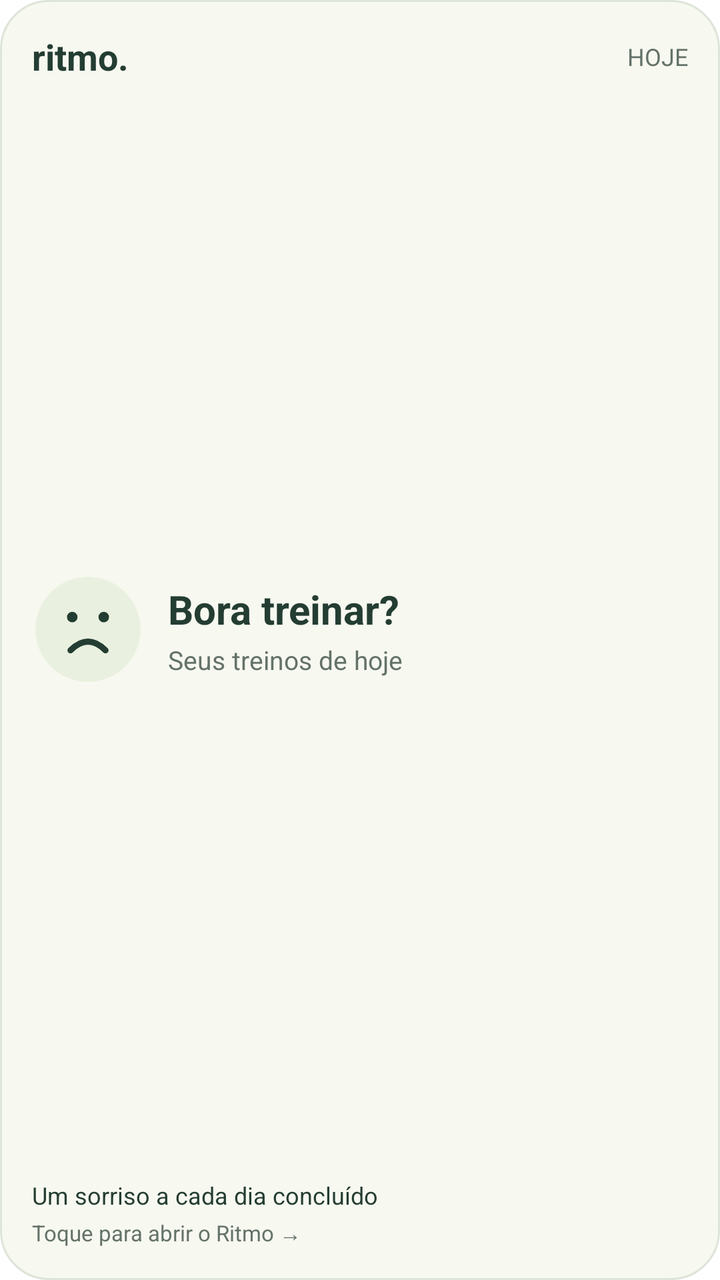
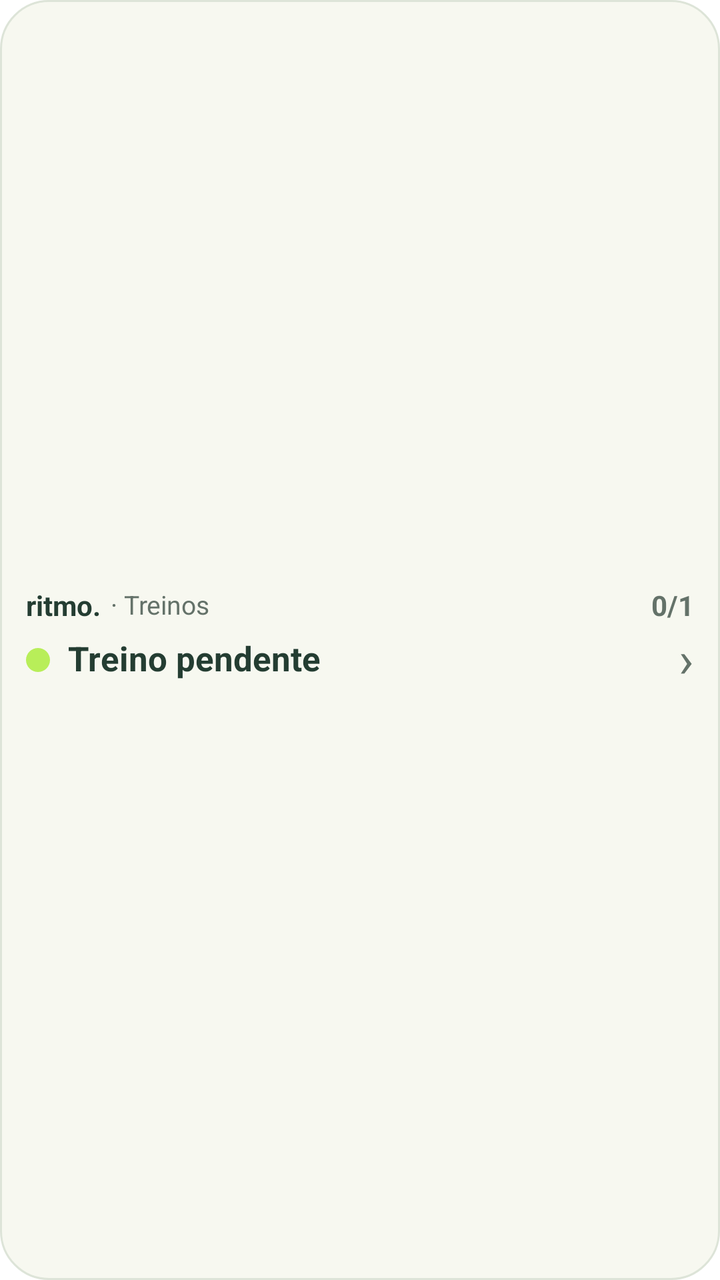

Screens rendered from an Android XML layout before and after an edit, with the pre-edit source and the edit as a unified diff.
<!-- AndroidManifest.xml: fallback theme Theme.MaterialComponents.DayNight.NoActionBar -->
<!-- res/layout/ritmo_widget.xml -->
<LinearLayout xmlns:android="http://schemas.android.com/apk/res/android"
  android:id="@+id/widget_root" android:layout_width="match_parent" android:layout_height="match_parent"
  android:orientation="vertical" android:padding="16dp" android:background="@drawable/ritmo_widget_background">
  <LinearLayout android:layout_width="match_parent" android:layout_height="wrap_content" android:gravity="center_vertical">
    <TextView android:layout_width="0dp" android:layout_weight="1" android:layout_height="wrap_content"
      android:text="ritmo." android:textSize="18sp" android:textStyle="bold" android:textColor="#243D32" />
    <TextView android:id="@+id/widget_date" android:layout_width="wrap_content" android:layout_height="wrap_content"
      android:text="HOJE" android:textSize="12sp" android:textColor="#647269" />
  </LinearLayout>
  <LinearLayout android:layout_width="match_parent" android:layout_height="0dp" android:layout_weight="1"
    android:gravity="center_vertical" android:paddingTop="4dp" android:paddingBottom="4dp">
    <ImageView android:id="@+id/widget_face" android:layout_width="56dp" android:layout_height="56dp"
      android:src="@drawable/ritmo_face_sad" android:contentDescription="Carinha esperando seu treino" />
    <LinearLayout android:layout_width="0dp" android:layout_weight="1" android:layout_height="wrap_content"
      android:orientation="vertical" android:layout_marginStart="12dp">
      <TextView android:id="@+id/widget_title" android:layout_width="match_parent" android:layout_height="wrap_content"
        android:text="Bora treinar?" android:textSize="20sp" android:textStyle="bold" android:textColor="#243D32"
        android:maxLines="2" android:ellipsize="end" />
      <TextView android:id="@+id/widget_detail" android:layout_width="match_parent" android:layout_height="wrap_content"
        android:text="Seus treinos de hoje" android:textSize="13sp" android:textColor="#647269"
        android:maxLines="2" android:ellipsize="end" android:layout_marginTop="3dp" />
    </LinearLayout>
  </LinearLayout>
  <TextView android:id="@+id/widget_progress" android:layout_width="match_parent" android:layout_height="wrap_content"
    android:text="Um sorriso a cada dia concluído" android:textSize="12sp" android:textColor="#243D32"
    android:maxLines="1" android:ellipsize="end" />
  <TextView android:layout_width="match_parent" android:layout_height="wrap_content" android:layout_marginTop="3dp"
    android:text="Toque para abrir o Ritmo →" android:textSize="11sp" android:textColor="#647269" />
</LinearLayout>
<!-- resources referenced by this layout -->
<resources>
  <!-- drawable ritmo_face_sad (drawable) -->
  <vector xmlns:android="http://schemas.android.com/apk/res/android" android:width="64dp" android:height="64dp" android:viewportWidth="64" android:viewportHeight="64">
    <path android:fillColor="#E9F0DF" android:pathData="M32,2 A30,30 0,1 1,32 62 A30,30 0,1 1,32 2" />
    <path android:fillColor="#243D32" android:pathData="M23,22 A3,3 0,1 1,23 28 A3,3 0,1 1,23 22 M41,22 A3,3 0,1 1,41 28 A3,3 0,1 1,41 22" />
    <path android:fillColor="#00000000" android:strokeColor="#243D32" android:strokeWidth="3.5" android:strokeLineCap="round" android:pathData="M22,44 Q32,34 42,44" />
  </vector>
  <!-- drawable ritmo_widget_background (drawable) -->
  <shape xmlns:android="http://schemas.android.com/apk/res/android" android:shape="rectangle">
    <solid android:color="#F7F8F0" />
    <corners android:radius="24dp" />
    <stroke android:width="1dp" android:color="#DDE4D8" />
  </shape>
</resources>

<!-- the commit's change to res/layout/ritmo_widget.xml (unified diff, before → after) -->
@@ -1,29 +1,32 @@
 <LinearLayout xmlns:android="http://schemas.android.com/apk/res/android"
   android:id="@+id/widget_root" android:layout_width="match_parent" android:layout_height="match_parent"
-  android:orientation="vertical" android:padding="16dp" android:background="@drawable/ritmo_widget_background">
+  android:orientation="vertical" android:gravity="center_vertical" android:paddingHorizontal="13dp"
+  android:paddingVertical="7dp" android:background="@drawable/ritmo_widget_background">
   <LinearLayout android:layout_width="match_parent" android:layout_height="wrap_content" android:gravity="center_vertical">
+    <TextView android:layout_width="wrap_content" android:layout_height="wrap_content"
+      android:text="ritmo." android:textSize="14sp" android:textStyle="bold" android:textColor="#243D32"
+      android:includeFontPadding="false" />
     <TextView android:layout_width="0dp" android:layout_weight="1" android:layout_height="wrap_content"
-      android:text="ritmo." android:textSize="18sp" android:textStyle="bold" android:textColor="#243D32" />
-    <TextView android:id="@+id/widget_date" android:layout_width="wrap_content" android:layout_height="wrap_content"
-      android:text="HOJE" android:textSize="12sp" android:textColor="#647269" />
+      android:layout_marginStart="5dp" android:text="&#183; Treinos" android:textSize="13sp"
+      android:textColor="#647269" android:maxLines="1" android:ellipsize="end"
+      android:includeFontPadding="false" />
+    <TextView android:id="@+id/widget_count" android:layout_width="wrap_content" android:layout_height="wrap_content"
+      android:text="0/1" android:textSize="14sp" android:textStyle="bold" android:textColor="#647269"
+      android:includeFontPadding="false" />
   </LinearLayout>
-  <LinearLayout android:layout_width="match_parent" android:layout_height="0dp" android:layout_weight="1"
-    android:gravity="center_vertical" android:paddingTop="4dp" android:paddingBottom="4dp">
-    <ImageView android:id="@+id/widget_face" android:layout_width="56dp" android:layout_height="56dp"
-      android:src="@drawable/ritmo_face_sad" android:contentDescription="Carinha esperando seu treino" />
-    <LinearLayout android:layout_width="0dp" android:layout_weight="1" android:layout_height="wrap_content"
-      android:orientation="vertical" android:layout_marginStart="12dp">
-      <TextView android:id="@+id/widget_title" android:layout_width="match_parent" android:layout_height="wrap_content"
-        android:text="Bora treinar?" android:textSize="20sp" android:textStyle="bold" android:textColor="#243D32"
-        android:maxLines="2" android:ellipsize="end" />
-      <TextView android:id="@+id/widget_detail" android:layout_width="match_parent" android:layout_height="wrap_content"
-        android:text="Seus treinos de hoje" android:textSize="13sp" android:textColor="#647269"
-        android:maxLines="2" android:ellipsize="end" android:layout_marginTop="3dp" />
-    </LinearLayout>
+  <LinearLayout android:layout_width="match_parent" android:layout_height="wrap_content"
+    android:layout_marginTop="4dp" android:gravity="center_vertical">
+    <ImageView android:id="@+id/widget_status_dot" android:layout_width="12dp" android:layout_height="12dp"
+      android:src="@drawable/ritmo_dot_pending" android:contentDescription="Estado do treino" />
+    <TextView android:id="@+id/widget_summary" android:layout_width="0dp" android:layout_weight="1"
+      android:layout_height="wrap_content" android:layout_marginStart="9dp" android:text="Treino pendente"
+      android:textSize="17sp" android:textStyle="bold" android:textColor="#243D32"
+      android:maxLines="1" android:ellipsize="end" android:includeFontPadding="false" />
+    <TextView android:id="@+id/widget_extra" android:layout_width="wrap_content" android:layout_height="wrap_content"
+      android:layout_marginStart="5dp" android:text="+1" android:textSize="15sp" android:textStyle="bold"
+      android:textColor="#243D32" android:includeFontPadding="false" android:visibility="gone" />
+    <TextView android:layout_width="wrap_content" android:layout_height="wrap_content"
+      android:layout_marginStart="5dp" android:text="&#8250;" android:textSize="25sp"
+      android:textColor="#647269" android:includeFontPadding="false" android:importantForAccessibility="no" />
   </LinearLayout>
-  <TextView android:id="@+id/widget_progress" android:layout_width="match_parent" android:layout_height="wrap_content"
-    android:text="Um sorriso a cada dia concluído" android:textSize="12sp" android:textColor="#243D32"
-    android:maxLines="1" android:ellipsize="end" />
-  <TextView android:layout_width="match_parent" android:layout_height="wrap_content" android:layout_marginTop="3dp"
-    android:text="Toque para abrir o Ritmo →" android:textSize="11sp" android:textColor="#647269" />
 </LinearLayout>
<!-- resource entries referenced after the edit -->
@@ -1,11 +1,9 @@
 <!-- resources referenced by this layout -->
 <resources>
-  <!-- drawable ritmo_face_sad (drawable) -->
-  <vector xmlns:android="http://schemas.android.com/apk/res/android" android:width="64dp" android:height="64dp" android:viewportWidth="64" android:viewportHeight="64">
-    <path android:fillColor="#E9F0DF" android:pathData="M32,2 A30,30 0,1 1,32 62 A30,30 0,1 1,32 2" />
-    <path android:fillColor="#243D32" android:pathData="M23,22 A3,3 0,1 1,23 28 A3,3 0,1 1,23 22 M41,22 A3,3 0,1 1,41 28 A3,3 0,1 1,41 22" />
-    <path android:fillColor="#00000000" android:strokeColor="#243D32" android:strokeWidth="3.5" android:strokeLineCap="round" android:pathData="M22,44 Q32,34 42,44" />
-  </vector>
+  <!-- drawable ritmo_dot_pending (drawable) -->
+  <shape xmlns:android="http://schemas.android.com/apk/res/android" android:shape="oval">
+    <solid android:color="#B8EE59" />
+  </shape>
   <!-- drawable ritmo_widget_background (drawable) -->
   <shape xmlns:android="http://schemas.android.com/apk/res/android" android:shape="rectangle">
     <solid android:color="#F7F8F0" />
